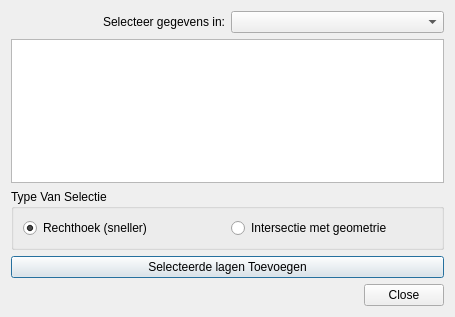
First picture: the form in ui_vmmQry_baseDlg.ui, repository milieuinfo/Spatial-Subset-Query-Tool, before the edit.
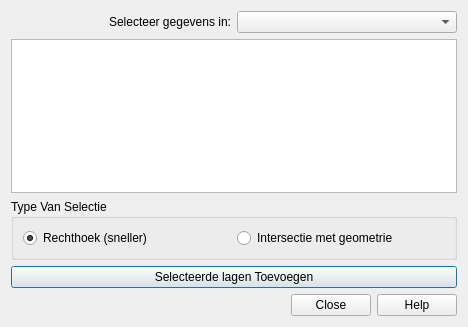
Second picture: the form after the edit. Icons and pictures are not drawn.

Patch:
```diff
--- a/ui_vmmQry_baseDlg.ui
+++ b/ui_vmmQry_baseDlg.ui
@@ -6,8 +6,8 @@
    <rect>
     <x>0</x>
     <y>0</y>
-    <width>455</width>
-    <height>317</height>
+    <width>468</width>
+    <height>327</height>
    </rect>
   </property>
   <property name="minimumSize">
@@ -100,7 +100,7 @@
       <enum>Qt::Horizontal</enum>
      </property>
      <property name="standardButtons">
-      <set>QDialogButtonBox::Close</set>
+      <set>QDialogButtonBox::Close|QDialogButtonBox::Help</set>
      </property>
     </widget>
    </item>
```
